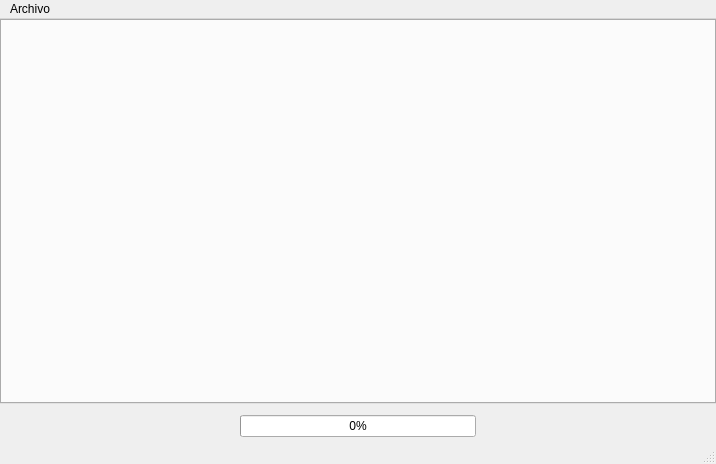
Qt form ui_src/MainWindow.ui (elagabalus01/myner) before a commit.
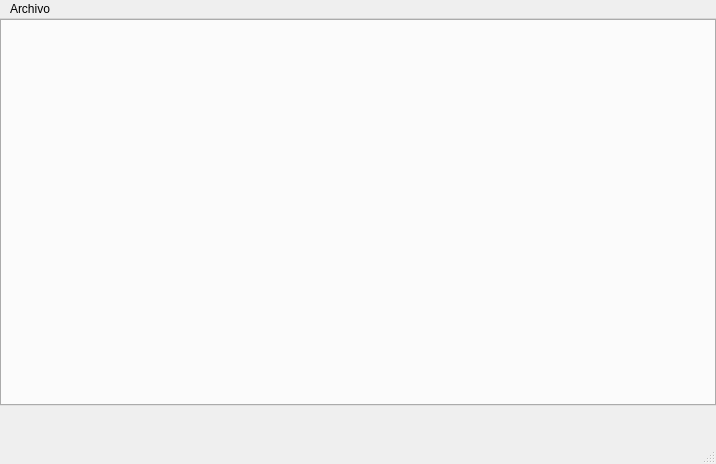
The same form after that commit. Icons and pictures are not drawn.

Commit message: Logo y bug de grafica cuantitativa

Diff of the .ui file:
```diff
--- a/ui_src/MainWindow.ui
+++ b/ui_src/MainWindow.ui
@@ -82,21 +82,27 @@
         </spacer>
        </item>
        <item row="0" column="1">
-        <widget class="QProgressBar" name="progress_bar">
+        <widget class="QLabel" name="logo">
          <property name="sizePolicy">
-          <sizepolicy hsizetype="Expanding" vsizetype="Fixed">
+          <sizepolicy hsizetype="Preferred" vsizetype="Preferred">
            <horstretch>0</horstretch>
            <verstretch>0</verstretch>
           </sizepolicy>
          </property>
          <property name="maximumSize">
           <size>
-           <width>16777215</width>
-           <height>16777215</height>
+           <width>500</width>
+           <height>404</height>
           </size>
          </property>
-         <property name="value">
-          <number>0</number>
+         <property name="text">
+          <string/>
+         </property>
+         <property name="pixmap">
+          <pixmap resource="res/res.qrc">:/img/img/myner_data_mining_tool.png</pixmap>
+         </property>
+         <property name="scaledContents">
+          <bool>true</bool>
          </property>
         </widget>
        </item>
```
Left out of the diff: 30 changed lines with no effect on the pictures. The commit also changes 9 other files.
